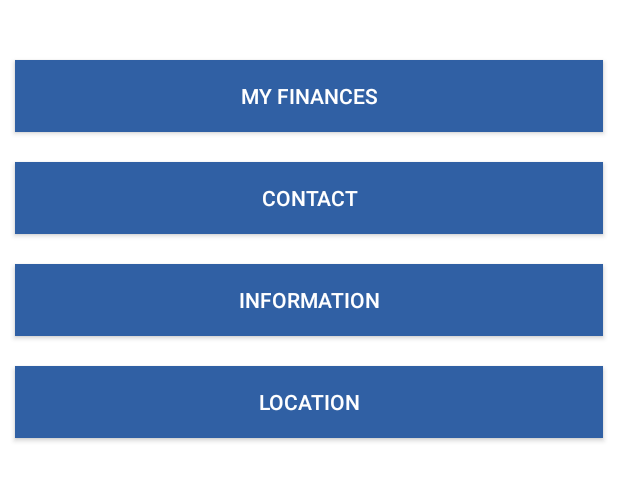
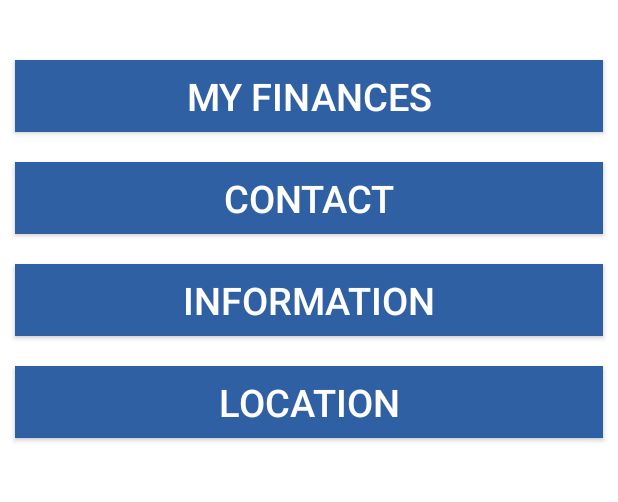
Before and after one commit to morethana/BankApp, an Android app: the screen it shows after launch (Home), on a phone screen of 412 x 824 dp, the part 369-871 px from its top. Run offline under Robolectric (Android 15) with nearby library versions, the phone set to English and light mode, and no system bars; our stand-ins replace Volley; libraries missing offline, so code that uses them is left out: com.loopj.android, cz.msebera.android.

Commit message:
Location

```diff
--- a/app/build.gradle
+++ b/app/build.gradle
@@ -9,6 +9,7 @@ android {
         versionCode 1
         versionName "1.0"
         testInstrumentationRunner "android.support.test.runner.AndroidJUnitRunner"
+        resValue "string", "google_maps_key", (project.findProperty("GOOGLE_MAPS_API_KEY") ?: "")
     }
     buildTypes {
         release {
@@ -27,4 +28,5 @@ dependencies {
     androidTestImplementation 'com.android.support.test.espresso:espresso-core:3.0.1'
     compile 'com.loopj.android:android-async-http:1.4.9'
     compile 'com.android.volley:volley:1.1.0'
+    implementation 'com.google.android.gms:play-services-maps:12.0.1'
 }
--- a/app/src/main/res/layout/activity_home.xml
+++ b/app/src/main/res/layout/activity_home.xml
@@ -12,7 +12,7 @@
     <LinearLayout
         android:layout_width="match_parent"
         android:layout_height="wrap_content"
-        android:gravity="end"
+        android:gravity="center_horizontal"
         android:orientation="vertical">
 
         <ImageView
@@ -26,36 +26,40 @@
             android:id="@+id/myFinanceButton"
             android:layout_width="match_parent"
             android:layout_height="wrap_content"
+            android:layout_margin="10dp"
             android:background="@color/colorPrimary"
+            android:text="@string/myFinanceButton"
             android:textColor="@color/white"
-            android:layout_margin="10dp"
-            android:text="@string/myFinanceButton" />
+            android:textSize="25sp" />
 
         <Button
             android:id="@+id/contactButton"
             android:layout_width="match_parent"
             android:layout_height="wrap_content"
+            android:layout_margin="10dp"
             android:background="@color/colorPrimary"
+            android:text="@string/contactButton"
             android:textColor="@color/white"
-            android:layout_margin="10dp"
-            android:text="@string/contactButton" />
+            android:textSize="25sp" />
 
         <Button
             android:id="@+id/infoButton"
             android:layout_width="match_parent"
             android:layout_height="wrap_content"
+            android:layout_margin="10dp"
             android:background="@color/colorPrimary"
+            android:text="@string/infoButton"
             android:textColor="@color/white"
-            android:layout_margin="10dp"
-            android:text="@string/infoButton" />
+            android:textSize="25sp" />
 
         <Button
             android:id="@+id/locationButton"
             android:layout_width="match_parent"
             android:layout_height="wrap_content"
+            android:layout_margin="10dp"
             android:background="@color/colorPrimary"
+            android:text="@string/locationButton"
             android:textColor="@color/white"
-            android:layout_margin="10dp"
-            android:text="@string/locationButton" />
+            android:textSize="25sp" />
     </LinearLayout>
 </RelativeLayout>
--- a/gradle.properties
+++ b/gradle.properties
@@ -15,3 +15,4 @@ org.gradle.jvmargs=-Xmx1536m
 # This option should only be used with decoupled projects. More details, visit
 # http://www.gradle.org/docs/current/userguide/multi_project_builds.html#sec:decoupled_projects
 # org.gradle.parallel=true
+GOOGLE_MAPS_API_KEY=AIzaSyCFActxorg4YlZISF2g2lLgv9m6iHLNxSo
```
Also changed, not shown: app/src/main/AndroidManifest.xml (+11 -0 lines), app/src/main/java/com/example/k/bankapp/Location.java (+23 -1 lines), app/src/main/res/layout/activity_location.xml (+30 -10 lines).
